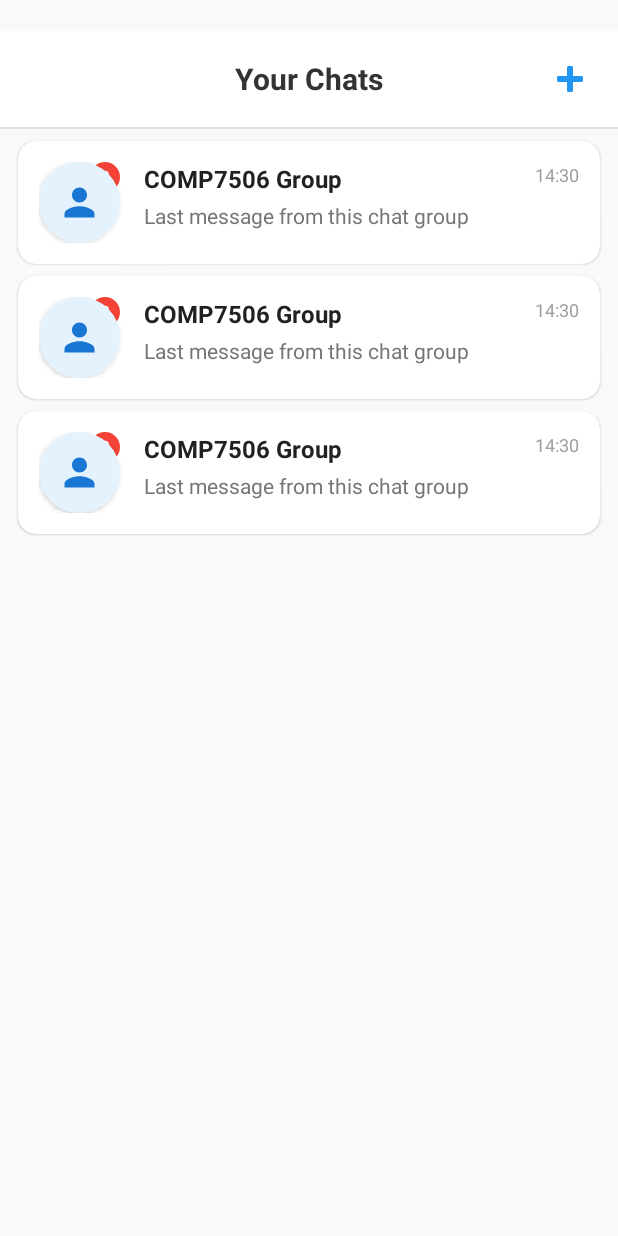
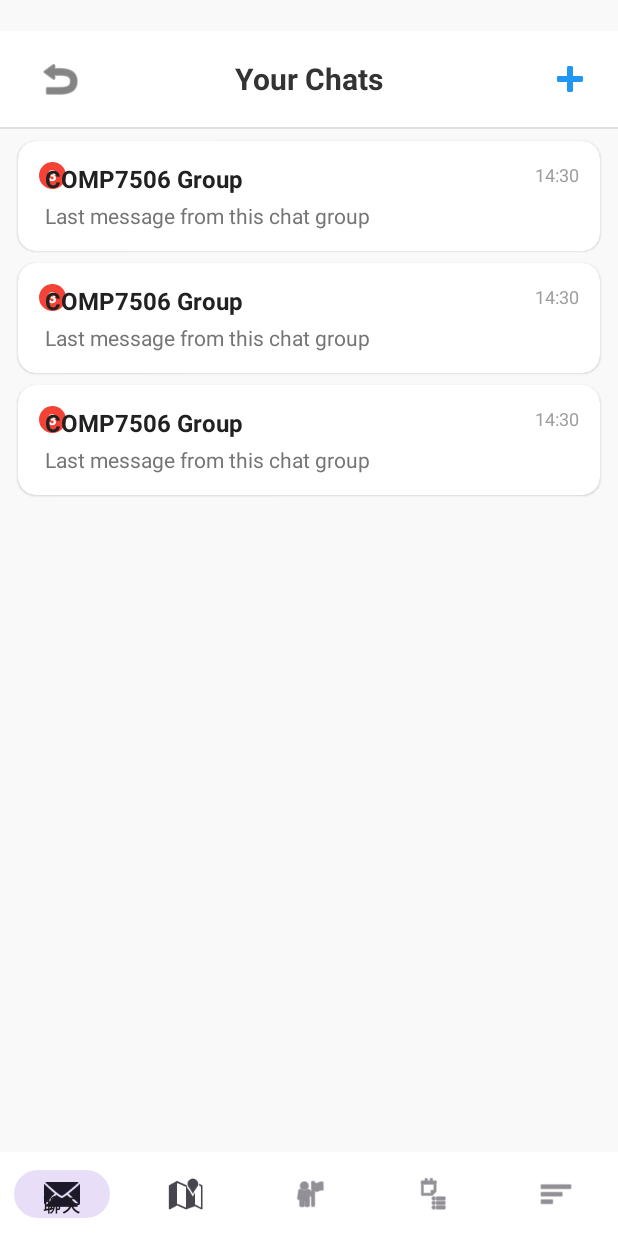
Before and after one commit to LiuRuohui/HKUers, an Android app: the layout activity_chat_list.xml on its own in the app's theme, with its tools: preview values and no code run, on a phone screen of 412 x 824 dp. Run offline under Robolectric (Android 15) with nearby library versions, the phone set to English and light mode, and no system bars.

Commit message:
Chat_list 内容更新 (2.1.1)
移除了群聊头像，采用更简洁的设计：
移除了卡片头像部分
调整了文字区域以占用整个宽度
将未读消息红点移到列表项左上角：
调整了未读消息指示器的位置和大小
使用了相同的红色背景样式
添加了返回按钮：
在标题栏左侧添加了返回按钮
设置了点击事件以返回上一页面
添加了底部导航栏：
创建了底部导航菜单，包含聊天、地图、个人资料、课程和市场功能
实现了导航项的选择事件处理
默认选中"聊天"选项
点击其他选项时会跳转到相应页面

```diff
--- a/app/src/main/java/hk/hku/cs/hkuers/features/chat/ChatListActivity.java
+++ b/app/src/main/java/hk/hku/cs/hkuers/features/chat/ChatListActivity.java
@@ -3,6 +3,7 @@ package hk.hku.cs.hkuers.features.chat;
 import android.content.Intent;
 import android.os.Bundle;
 import android.view.LayoutInflater;
+import android.view.MenuItem;
 import android.view.View;
 import android.view.ViewGroup;
 import android.widget.ImageButton;
@@ -17,6 +18,7 @@ import androidx.recyclerview.widget.RecyclerView;
 
 import com.firebase.ui.firestore.FirestoreRecyclerAdapter;
 import com.firebase.ui.firestore.FirestoreRecyclerOptions;
+import com.google.android.material.bottomnavigation.BottomNavigationView;
 import com.google.android.material.dialog.MaterialAlertDialogBuilder;
 import com.google.android.material.textfield.TextInputEditText;
 import com.google.android.material.textfield.TextInputLayout;
@@ -31,13 +33,18 @@ import java.util.Date;
 import java.util.HashMap;
 import java.util.Map;
 
+import hk.hku.cs.hkuers.MainActivity;
 import hk.hku.cs.hkuers.R;
+import hk.hku.cs.hkuers.features.courses.CourseSearchActivity;
+import hk.hku.cs.hkuers.features.map.MapActivity;
+import hk.hku.cs.hkuers.features.marketplace.MarketplaceActivity;
 import hk.hku.cs.hkuers.models.ChatGroup;
 
-public class ChatListActivity extends AppCompatActivity {
+public class ChatListActivity extends AppCompatActivity implements BottomNavigationView.OnNavigationItemSelectedListener {
 
     private RecyclerView recyclerView;
     private TextView tvEmptyState;
+    private BottomNavigationView bottomNavigationView;
     private FirebaseFirestore db;
     private FirestoreRecyclerAdapter<ChatGroup, ChatGroupViewHolder> adapter;
     private FirebaseUser currentUser;
@@ -57,19 +64,63 @@ public class ChatListActivity extends AppCompatActivity {
             return;
         }
 
-        // 初始化视图
+        // 初始化视图组件
         recyclerView = findViewById(R.id.recyclerChatGroups);
         tvEmptyState = findViewById(R.id.tvEmptyState);
         ImageButton btnCreateChat = findViewById(R.id.btnCreateChat);
+        ImageButton btnBack = findViewById(R.id.btnBack);
+        bottomNavigationView = findViewById(R.id.bottomNavigation);
 
         // 设置布局管理器
         recyclerView.setLayoutManager(new LinearLayoutManager(this));
 
+        // 设置返回按钮点击事件
+        btnBack.setOnClickListener(v -> finish());
+
         // 设置创建聊天按钮点击事件
         btnCreateChat.setOnClickListener(v -> showCreateChatDialog());
 
+        // 设置底部导航栏
+        bottomNavigationView.setOnNavigationItemSelectedListener(this);
+        bottomNavigationView.setSelectedItemId(R.id.navigation_chat); // 设置聊天为选中项
+
         // 加载聊天列表
         loadChatGroups();
+    }
+
+    /**
+     * 处理底部导航栏点击事件
+     */
+    @Override
+    public boolean onNavigationItemSelected(@NonNull MenuItem item) {
+        int itemId = item.getItemId();
+
+        // 如果点击当前选中的选项，不执行任何操作
+        if (itemId == R.id.navigation_chat) {
+            return true;
+        }
+
+        // 跳转到相应界面
+        Intent intent = null;
+
+        if (itemId == R.id.navigation_map) {
+            intent = new Intent(this, MapActivity.class);
+        } else if (itemId == R.id.navigation_profile) {
+            intent = new Intent(this, MainActivity.class);
+            intent.putExtra("openProfile", true);
+        } else if (itemId == R.id.navigation_courses) {
+            intent = new Intent(this, CourseSearchActivity.class);
+        } else if (itemId == R.id.navigation_marketplace) {
+            intent = new Intent(this, MarketplaceActivity.class);
+        }
+
+        if (intent != null) {
+            startActivity(intent);
+            finish(); // 结束当前活动
+            return true;
+        }
+
+        return false;
     }
 
     /**
--- a/app/src/main/res/layout/activity_chat_list.xml
+++ b/app/src/main/res/layout/activity_chat_list.xml
@@ -23,6 +23,17 @@
         android:background="@android:color/white"
         android:elevation="4dp"
         app:layout_constraintTop_toBottomOf="@id/statusBarSpace">
+
+        <!-- 返回按钮 -->
+        <ImageButton
+            android:id="@+id/btnBack"
+            android:layout_width="48dp"
+            android:layout_height="48dp"
+            android:layout_gravity="start"
+            android:background="?attr/selectableItemBackgroundBorderless"
+            android:contentDescription="Back to previous page"
+            android:src="@android:drawable/ic_menu_revert"
+            android:tint="#333333" />
 
         <!-- 页面标题 -->
         <TextView
@@ -69,7 +80,7 @@
         android:paddingEnd="12dp"
         app:layoutManager="androidx.recyclerview.widget.LinearLayoutManager"
         app:layout_constraintTop_toBottomOf="@id/divider"
-        app:layout_constraintBottom_toBottomOf="parent"
+        app:layout_constraintBottom_toTopOf="@id/bottomNavigation"
         tools:listitem="@layout/item_chat_group" />
 
     <!-- 空列表提示 -->
@@ -82,8 +93,18 @@
         android:textColor="#757575"
         android:visibility="gone"
         app:layout_constraintTop_toTopOf="@id/recyclerChatGroups"
-        app:layout_constraintBottom_toBottomOf="parent"
+        app:layout_constraintBottom_toTopOf="@id/bottomNavigation"
         app:layout_constraintStart_toStartOf="parent"
         app:layout_constraintEnd_toEndOf="parent" />
 
+    <!-- 底部导航栏 -->
+    <com.google.android.material.bottomnavigation.BottomNavigationView
+        android:id="@+id/bottomNavigation"
+        android:layout_width="match_parent"
+        android:layout_height="56dp"
+        android:background="@android:color/white"
+        android:elevation="8dp"
+        app:layout_constraintBottom_toBottomOf="parent"
+        app:menu="@menu/bottom_nav_menu" />
+
 </androidx.constraintlayout.widget.ConstraintLayout>
--- a/app/src/main/res/layout/item_chat_group.xml
+++ b/app/src/main/res/layout/item_chat_group.xml
@@ -14,40 +14,19 @@
         android:layout_height="wrap_content"
         android:padding="14dp">
 
-        <!-- 群组图标 -->
-        <androidx.cardview.widget.CardView
-            android:id="@+id/cardAvatar"
-            android:layout_width="54dp"
-            android:layout_height="54dp"
-            app:cardCornerRadius="27dp"
-            app:layout_constraintStart_toStartOf="parent"
-            app:layout_constraintTop_toTopOf="parent"
-            app:layout_constraintBottom_toBottomOf="parent">
-
-            <ImageView
-                android:id="@+id/ivGroupAvatar"
-                android:layout_width="match_parent"
-                android:layout_height="match_parent"
-                android:background="#E3F2FD"
-                android:padding="12dp"
-                android:src="@drawable/ic_group"
-                android:contentDescription="Chat group avatar"
-                app:tint="#1976D2" />
-        </androidx.cardview.widget.CardView>
-
-        <!-- 未读消息指示器 -->
+        <!-- 未读消息指示器 (左上角) -->
         <TextView
             android:id="@+id/tvUnreadCount"
-            android:layout_width="20dp"
-            android:layout_height="20dp"
+            android:layout_width="18dp"
+            android:layout_height="18dp"
             android:background="@drawable/bg_unread_count"
             android:gravity="center"
             android:textColor="#FFFFFF"
-            android:textSize="11sp"
+            android:textSize="10sp"
             android:textStyle="bold"
             android:visibility="gone"
-            app:layout_constraintEnd_toEndOf="@id/cardAvatar"
-            app:layout_constraintTop_toTopOf="@id/cardAvatar"
+            app:layout_constraintStart_toStartOf="parent"
+            app:layout_constraintTop_toTopOf="parent"
             tools:text="3"
             tools:visibility="visible" />
 
@@ -56,15 +35,15 @@
             android:id="@+id/tvGroupName"
             android:layout_width="0dp"
             android:layout_height="wrap_content"
-            android:layout_marginStart="16dp"
             android:layout_marginEnd="8dp"
+            android:layout_marginStart="4dp"
             android:ellipsize="end"
             android:maxLines="1"
             android:textColor="#212121"
             android:textSize="16sp"
             android:textStyle="bold"
             app:layout_constraintEnd_toStartOf="@id/tvTimestamp"
-            app:layout_constraintStart_toEndOf="@id/cardAvatar"
+            app:layout_constraintStart_toStartOf="parent"
             app:layout_constraintTop_toTopOf="parent"
             tools:text="COMP7506 Group" />
 
@@ -73,15 +52,15 @@
             android:id="@+id/tvLastMessage"
             android:layout_width="0dp"
             android:layout_height="wrap_content"
-            android:layout_marginStart="16dp"
             android:layout_marginEnd="8dp"
+            android:layout_marginStart="4dp"
             android:layout_marginTop="4dp"
             android:ellipsize="end"
             android:maxLines="1"
             android:textColor="#757575"
             android:textSize="14sp"
             app:layout_constraintEnd_toStartOf="@id/tvTimestamp"
-            app:layout_constraintStart_toEndOf="@id/cardAvatar"
+            app:layout_constraintStart_toStartOf="parent"
             app:layout_constraintTop_toBottomOf="@id/tvGroupName"
             tools:text="Last message from this chat group" />
 
--- /dev/null
+++ b/app/src/main/res/menu/bottom_nav_menu.xml
@@ -0,0 +1,23 @@
+<?xml version="1.0" encoding="utf-8"?>
+<menu xmlns:android="http://schemas.android.com/apk/res/android">
+    <item
+        android:id="@+id/navigation_chat"
+        android:icon="@android:drawable/ic_dialog_email"
+        android:title="聊天" />
+    <item
+        android:id="@+id/navigation_map"
+        android:icon="@android:drawable/ic_dialog_map"
+        android:title="地图" />
+    <item
+        android:id="@+id/navigation_profile"
+        android:icon="@android:drawable/ic_menu_myplaces"
+        android:title="我的" />
+    <item
+        android:id="@+id/navigation_courses"
+        android:icon="@android:drawable/ic_menu_agenda"
+        android:title="课程" />
+    <item
+        android:id="@+id/navigation_marketplace"
+        android:icon="@android:drawable/ic_menu_sort_by_size"
+        android:title="市场" />
+</menu>
```
